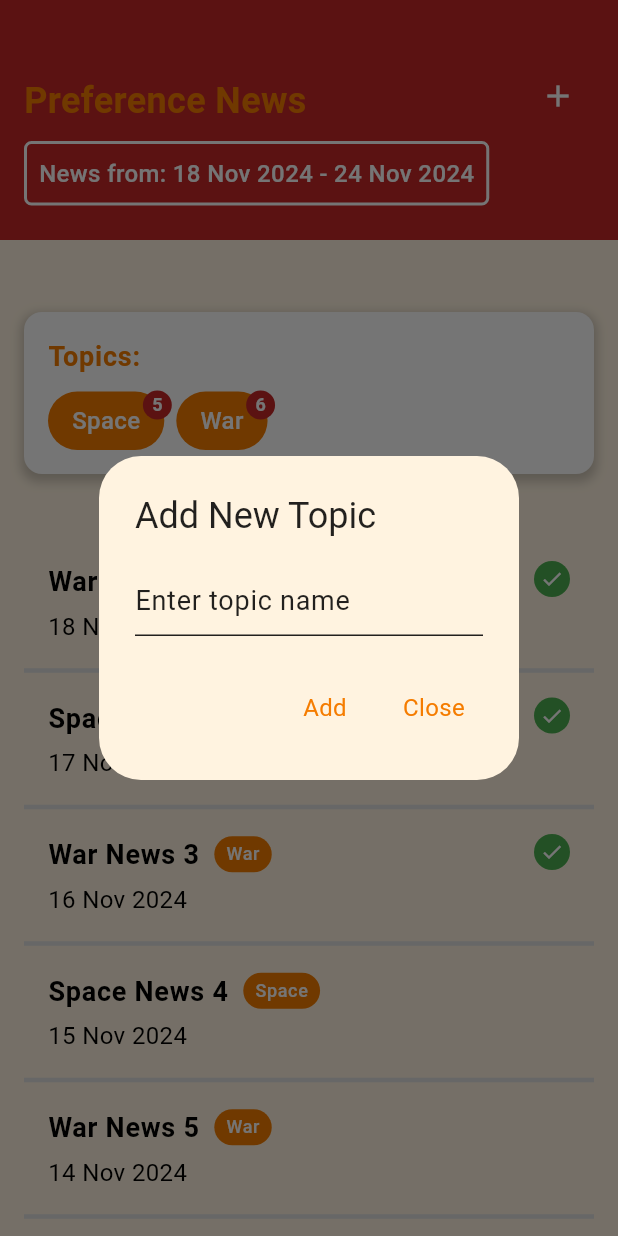
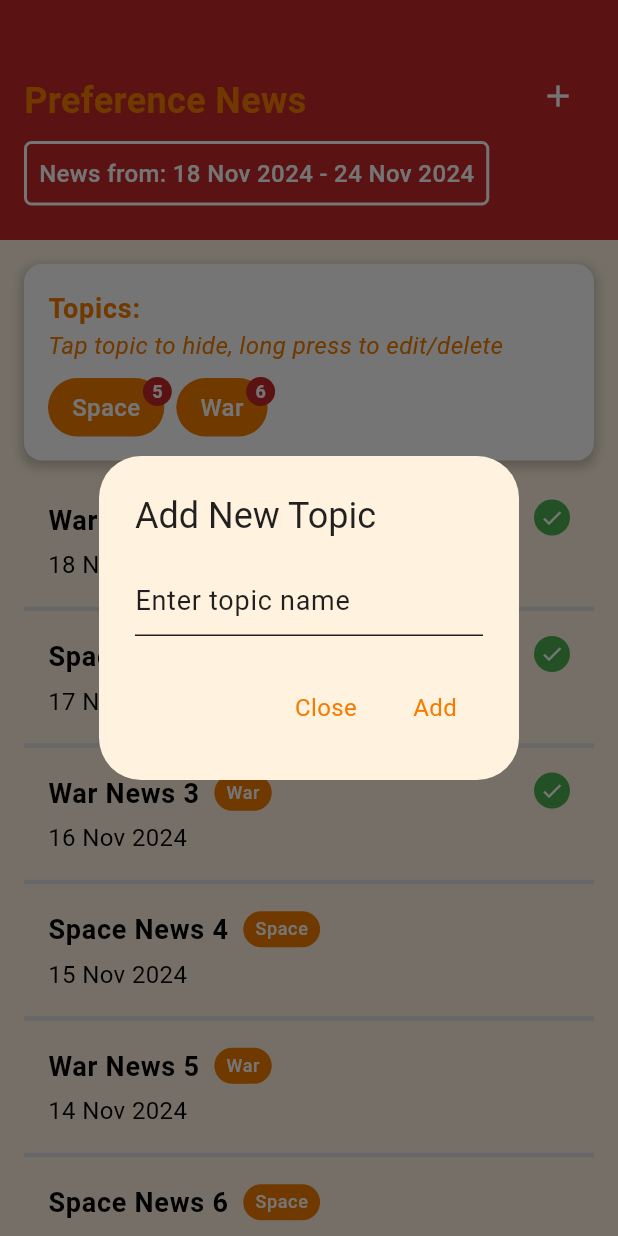
Before and after one commit to testtesttesttest45/Hungry-News, a Flutter app: the PreferenceNewsPage screen opened directly, after a tap on the "add" icon, on a phone screen of 412 x 824 dp. Run offline on Flutter 3.47's test engine with Material 3 defaults, Android fonts, the phone set to English and light mode, and no system bars; our stand-ins replace shared_preferences; accounts and stored records are empty.

Commit message:
Minor visual adjustments

```diff
--- a/hungry_news/lib/pages/preference_news_page.dart
+++ b/hungry_news/lib/pages/preference_news_page.dart
@@ -237,7 +237,7 @@ class _PreferenceNewsPageState extends State<PreferenceNewsPage> {
                 [
                   Container(
                     margin: const EdgeInsets.symmetric(
-                        vertical: 48.0, horizontal: 16.0),
+                        vertical: 16.0, horizontal: 16.0),
                     padding: const EdgeInsets.all(16.0),
                     decoration: BoxDecoration(
                       color: Theme.of(context).cardColor,
@@ -262,6 +262,16 @@ class _PreferenceNewsPageState extends State<PreferenceNewsPage> {
                               ?.copyWith(
                                 fontWeight: FontWeight.bold,
                                 color: Theme.of(context).colorScheme.secondary,
+                              ),
+                        ),
+                        Text(
+                          'Tap topic to hide, long press to edit/delete',
+                          style: Theme.of(context)
+                              .textTheme
+                              .bodyMedium
+                              ?.copyWith(
+                                color: Theme.of(context).colorScheme.secondary,
+                                fontStyle: FontStyle.italic,
                               ),
                         ),
                         const SizedBox(height: 10),
@@ -466,6 +476,17 @@ class _PreferenceNewsPageState extends State<PreferenceNewsPage> {
           actions: <Widget>[
             TextButton(
               onPressed: () {
+                Navigator.of(context).pop();
+              },
+              child: Text(
+                'Close',
+                style: Theme.of(context).textTheme.bodyMedium?.copyWith(
+                      color: Theme.of(context).colorScheme.secondary,
+                    ),
+              ),
+            ),
+            TextButton(
+              onPressed: () {
                 if (topicController.text.isNotEmpty) {
                   setState(() {
                     topics.add(topicController.text);
@@ -475,17 +496,6 @@ class _PreferenceNewsPageState extends State<PreferenceNewsPage> {
               },
               child: Text(
                 'Add',
-                style: Theme.of(context).textTheme.bodyMedium?.copyWith(
-                      color: Theme.of(context).colorScheme.secondary,
-                    ),
-              ),
-            ),
-            TextButton(
-              onPressed: () {
-                Navigator.of(context).pop();
-              },
-              child: Text(
-                'Close',
                 style: Theme.of(context).textTheme.bodyMedium?.copyWith(
                       color: Theme.of(context).colorScheme.secondary,
                     ),
--- a/hungry_news/lib/pages/settings_page.dart
+++ b/hungry_news/lib/pages/settings_page.dart
@@ -100,7 +100,7 @@ class _SettingsPageState extends State<SettingsPage> {
                               .copyWith(fontStyle: FontStyle.italic),
                     ),
                   ),
-                  const SizedBox(height: 450),
+                  const SizedBox(height: 480),
                   Center(
                     child: ElevatedButton(
                       onPressed: () {},
```
